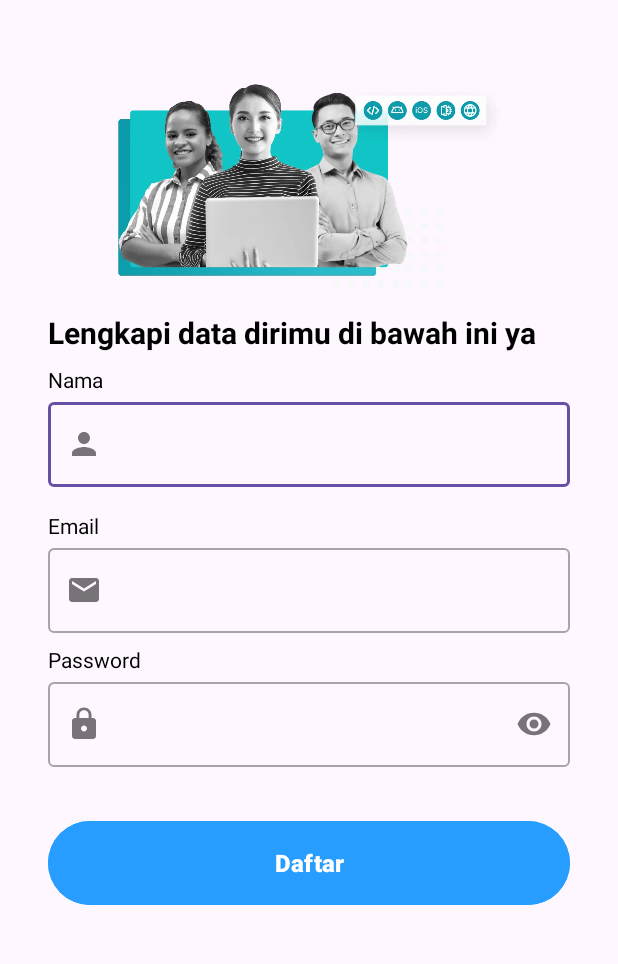
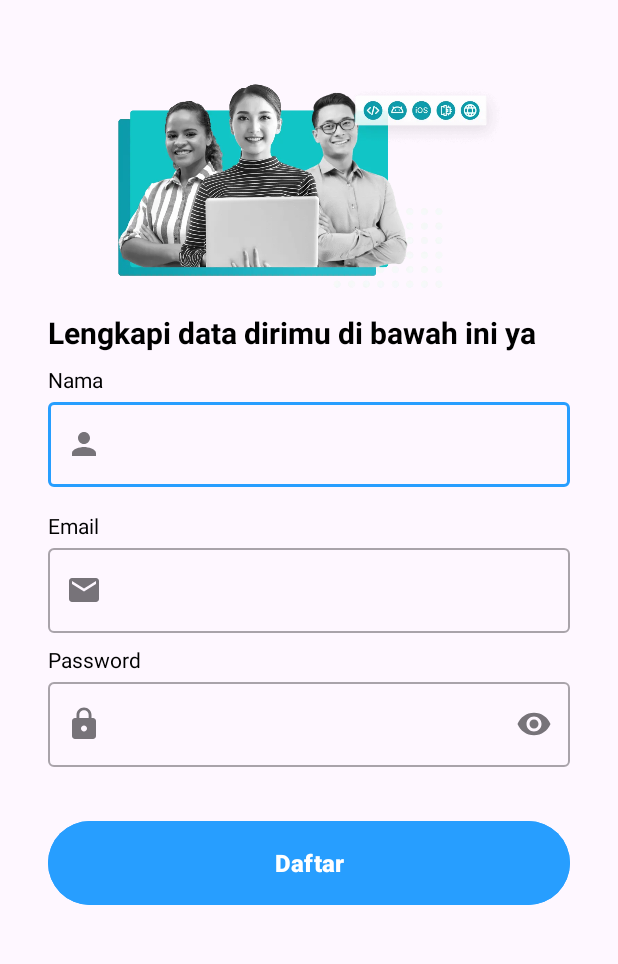
Before and after one commit to LutfiNurRohmah/StoryApp, an Android app: the screen it shows after launch (RegisterActivity), after a tap on "Daftar", on a phone screen of 412 x 824 dp, the part 85-1049 px from its top. Run offline under Robolectric (Android 15) with nearby library versions, the phone set to English and light mode, and no system bars.

Commit message:
style: change theme color, size of cardview, and setupview

```diff
--- a/app/src/main/java/com/lutfi/storyapp/view/main/MainActivity.kt
+++ b/app/src/main/java/com/lutfi/storyapp/view/main/MainActivity.kt
@@ -1,16 +1,12 @@
 package com.lutfi.storyapp.view.main
 
 import android.content.Intent
-import android.os.Build
 import android.os.Bundle
 import android.view.Menu
 import android.view.MenuItem
-import android.view.WindowInsets
-import android.view.WindowManager
 import androidx.activity.viewModels
 import androidx.appcompat.app.AppCompatActivity
 import androidx.lifecycle.lifecycleScope
-import androidx.recyclerview.widget.DividerItemDecoration
 import androidx.recyclerview.widget.LinearLayoutManager
 import com.lutfi.storyapp.R
 import com.lutfi.storyapp.adapter.StoriesAdapter
@@ -41,21 +37,7 @@ class MainActivity : AppCompatActivity() {
                 setupAction()
             }
         }
-        setupView()
     }
-
-    private fun setupView() {
-        @Suppress("DEPRECATION")
-        if (Build.VERSION.SDK_INT >= Build.VERSION_CODES.R) {
-            window.insetsController?.hide(WindowInsets.Type.statusBars())
-        } else {
-            window.setFlags(
-                WindowManager.LayoutParams.FLAG_FULLSCREEN,
-                WindowManager.LayoutParams.FLAG_FULLSCREEN
-            )
-        }
-    }
-
     override fun onCreateOptionsMenu(menu: Menu?): Boolean {
         menuInflater.inflate(R.menu.option_menu, menu)
         return super.onCreateOptionsMenu(menu)
@@ -71,8 +53,6 @@ class MainActivity : AppCompatActivity() {
     private fun setupAction() {
         val layoutManager = LinearLayoutManager(this)
         binding.rvStories.layoutManager = layoutManager
-        val itemDecoration = DividerItemDecoration(this, layoutManager.orientation)
-        binding.rvStories.addItemDecoration(itemDecoration)
 
         lifecycleScope.launch {
             viewModel.getStories()
--- a/app/src/main/java/com/lutfi/storyapp/view/register/RegisterActivity.kt
+++ b/app/src/main/java/com/lutfi/storyapp/view/register/RegisterActivity.kt
@@ -1,11 +1,8 @@
 package com.lutfi.storyapp.view.register
 
 import android.content.Intent
-import android.os.Build
 import android.os.Bundle
 import android.view.View
-import android.view.WindowInsets
-import android.view.WindowManager
 import androidx.activity.viewModels
 import androidx.appcompat.app.AlertDialog
 import androidx.appcompat.app.AppCompatActivity
@@ -28,21 +25,8 @@ class RegisterActivity : AppCompatActivity() {
         binding = ActivityRegisterBinding.inflate(layoutInflater)
         setContentView(binding.root)
 
-        setupView()
+        supportActionBar?.hide()
         registerUser()
-    }
-
-    private fun setupView() {
-        @Suppress("DEPRECATION")
-        if (Build.VERSION.SDK_INT >= Build.VERSION_CODES.R) {
-            window.insetsController?.hide(WindowInsets.Type.statusBars())
-        } else {
-            window.setFlags(
-                WindowManager.LayoutParams.FLAG_FULLSCREEN,
-                WindowManager.LayoutParams.FLAG_FULLSCREEN
-            )
-        }
-        supportActionBar?.hide()
     }
 
     private fun registerUser() {
--- a/app/src/main/java/com/lutfi/storyapp/view/welcome/WelcomeActivity.kt
+++ b/app/src/main/java/com/lutfi/storyapp/view/welcome/WelcomeActivity.kt
@@ -1,10 +1,7 @@
 package com.lutfi.storyapp.view.welcome
 
 import android.content.Intent
-import android.os.Build
 import android.os.Bundle
-import android.view.WindowInsets
-import android.view.WindowManager
 import androidx.appcompat.app.AppCompatActivity
 import com.lutfi.storyapp.databinding.ActivityWelcomeBinding
 import com.lutfi.storyapp.view.login.LoginActivity
@@ -19,23 +16,9 @@ class WelcomeActivity : AppCompatActivity() {
         binding = ActivityWelcomeBinding.inflate(layoutInflater)
         setContentView(binding.root)
 
-        setupView()
+        supportActionBar?.hide()
         setupAction()
     }
-
-    private fun setupView() {
-        @Suppress("DEPRECATION")
-        if (Build.VERSION.SDK_INT >= Build.VERSION_CODES.R) {
-            window.insetsController?.hide(WindowInsets.Type.statusBars())
-        } else {
-            window.setFlags(
-                WindowManager.LayoutParams.FLAG_FULLSCREEN,
-                WindowManager.LayoutParams.FLAG_FULLSCREEN
-            )
-        }
-        supportActionBar?.hide()
-    }
-
     private fun setupAction() {
         binding.loginButton.setOnClickListener {
             startActivity(Intent(this, LoginActivity::class.java))
--- a/app/src/main/res/values-night/themes.xml
+++ b/app/src/main/res/values-night/themes.xml
@@ -2,6 +2,10 @@
     <!-- Base application theme. -->
     <style name="Base.Theme.StoryApp" parent="Theme.Material3.DayNight">
         <!-- Customize your dark theme here. -->
-        <!-- <item name="colorPrimary">@color/my_dark_primary</item> -->
+        <item name="colorPrimary">@color/blue2</item>
+        <item name="colorOnPrimary">@color/white</item>
+        <!-- Secondary brand color. -->
+        <item name="colorSecondary">@color/navy</item>
+        <item name="colorOnSecondary">@color/white</item>
     </style>
 </resources>
--- a/app/src/main/res/values/themes.xml
+++ b/app/src/main/res/values/themes.xml
@@ -2,7 +2,13 @@
     <!-- Base application theme. -->
     <style name="Base.Theme.StoryApp" parent="Theme.Material3.DayNight">
         <!-- Customize your light theme here. -->
-        <!-- <item name="colorPrimary">@color/my_light_primary</item> -->
+        <!-- Primary brand color. -->
+        <item name="colorPrimary">@color/blue2</item>
+        <item name="colorOnPrimary">@color/white</item>
+        <!-- Secondary brand color. -->
+        <item name="colorSecondary">@color/navy</item>
+        <item name="colorOnSecondary">@color/white</item>
+
     </style>
 
     <style name="Theme.StoryApp" parent="Base.Theme.StoryApp" />
```
Also changed, not shown: app/src/main/java/com/lutfi/storyapp/view/login/LoginActivity.kt (+1 -17 lines), app/src/main/res/layout/item_stories.xml (+7 -7 lines).
